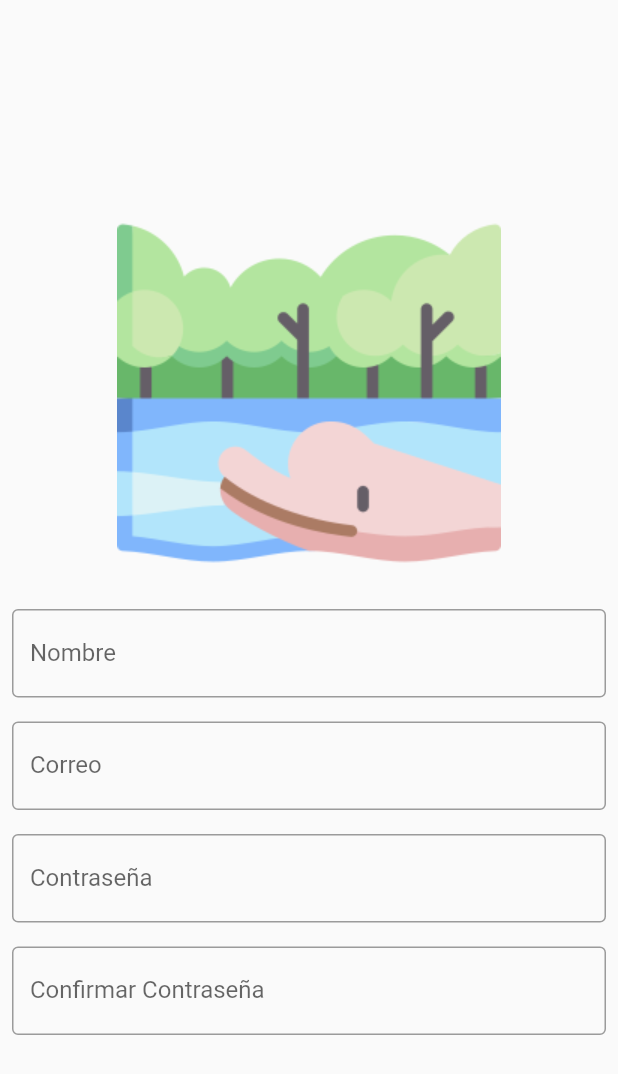
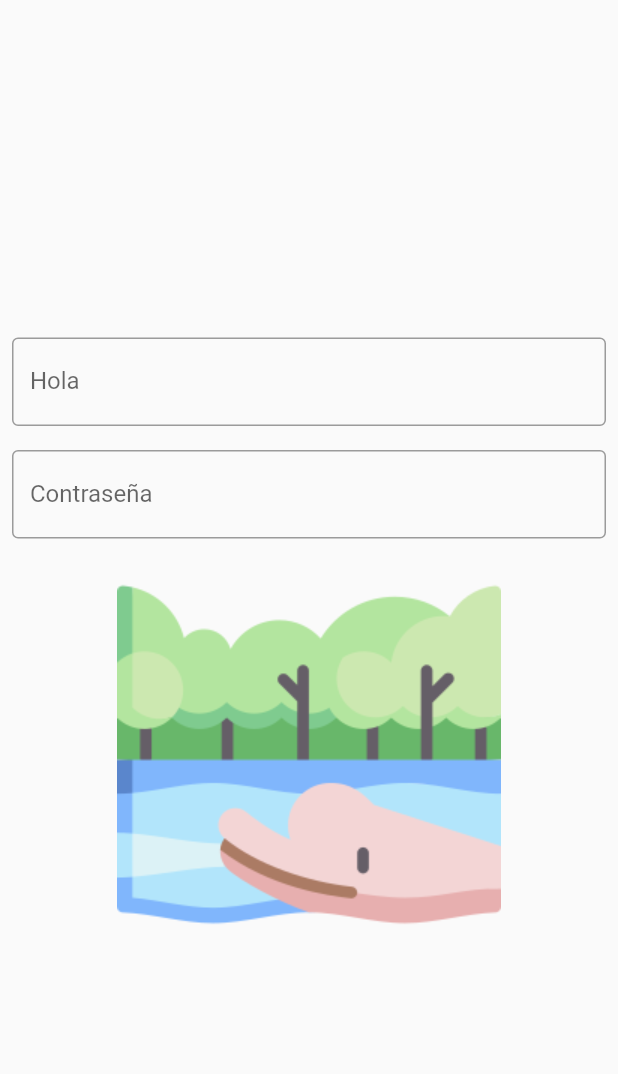
Before and after one commit to MobilePro-Admin/MobilePro, a Flutter app: the screen it shows after launch, on a phone screen of 412 x 824 dp. Shown: the top 1074 px of the screen. Run offline on Flutter 3.47's test engine with Material 2 defaults, Android fonts, the phone set to English and light mode, and no system bars.

Commit message:
(#4) Upd login page

```diff
--- a/lib/pages/login_page.dart
+++ b/lib/pages/login_page.dart
@@ -8,10 +8,8 @@ class LoginPage extends StatefulWidget {
 }
 
 class _LoginPageState extends State<LoginPage> {
-  final _name = TextEditingController();
   final _email = TextEditingController();
   final _password = TextEditingController();
-  final _repPassword = TextEditingController();
 
   @override
   Widget build(BuildContext context) {
@@ -22,15 +20,8 @@ class _LoginPageState extends State<LoginPage> {
           child: Column(
             mainAxisAlignment: MainAxisAlignment.center,
             children: <Widget>[
-          const Image(image:AssetImage('assets/images/logo.png')),
               const SizedBox(
                 height: 16.0,
-              ),
-              TextFormField(
-                controller: _name,
-                    decoration: const InputDecoration(
-                  border:  OutlineInputBorder(), labelText: 'Nombre'),
-        keyboardType: TextInputType.text,
               ),
               const SizedBox(
                 height: 16.0,
@@ -38,7 +29,7 @@ class _LoginPageState extends State<LoginPage> {
               TextFormField(
                 controller: _email,
                 decoration: const InputDecoration(
-                    border:  OutlineInputBorder(), labelText: 'Correo'),
+                    border:  OutlineInputBorder(), labelText: 'Hola'),
                 keyboardType: TextInputType.text,
               ),
               const SizedBox(
@@ -53,12 +44,7 @@ class _LoginPageState extends State<LoginPage> {
               const SizedBox(
                 height: 16.0,
               ),
-              TextFormField(
-                controller: _repPassword,
-                decoration: const InputDecoration(
-                    border:  OutlineInputBorder(), labelText: 'Confirmar Contraseña'),
-                keyboardType: TextInputType.text,
-              ),
+              const Image(image:AssetImage('assets/images/logo.png')),
             ],
           )
 
```
